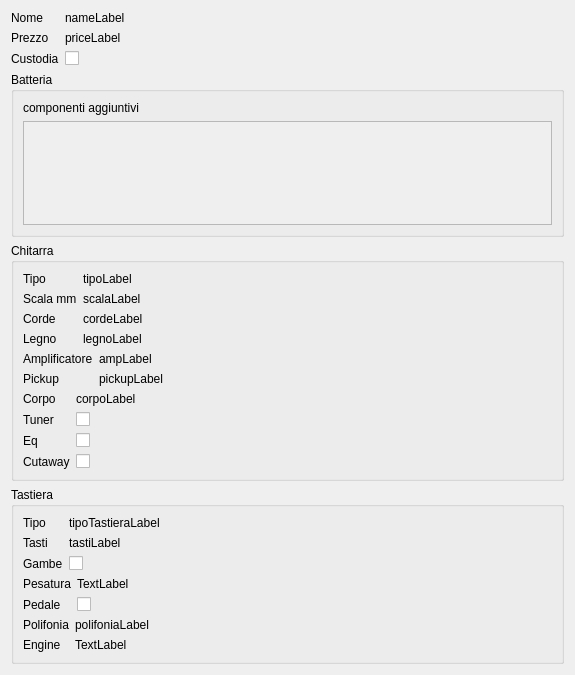
First picture: the form in detaildialog.ui, repository solosao/StrumentiDecenti-P2, before the edit.
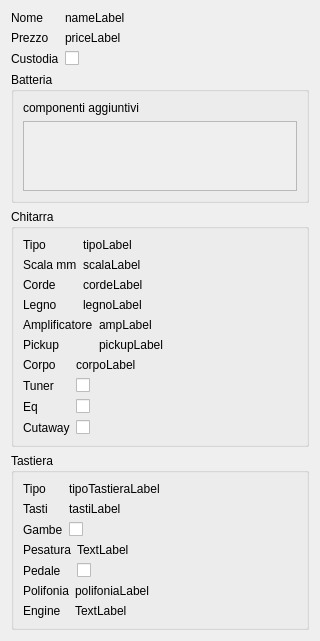
Second picture: the form after the edit.

```diff
--- a/detaildialog.ui
+++ b/detaildialog.ui
@@ -6,8 +6,8 @@
    <rect>
     <x>0</x>
     <y>0</y>
-    <width>575</width>
-    <height>675</height>
+    <width>320</width>
+    <height>640</height>
    </rect>
   </property>
   <property name="windowTitle">
@@ -93,8 +93,8 @@
               <rect>
                <x>0</x>
                <y>0</y>
-               <width>527</width>
-               <height>103</height>
+               <width>272</width>
+               <height>68</height>
               </rect>
              </property>
             </widget>
```
